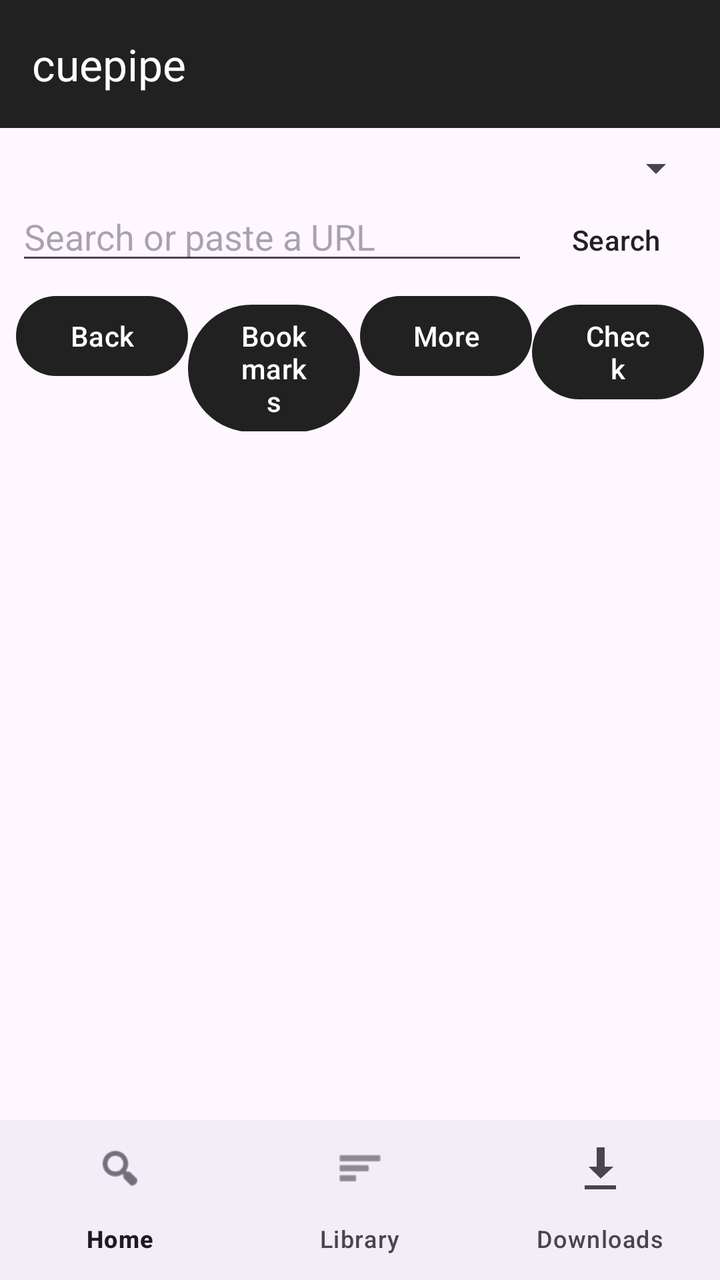
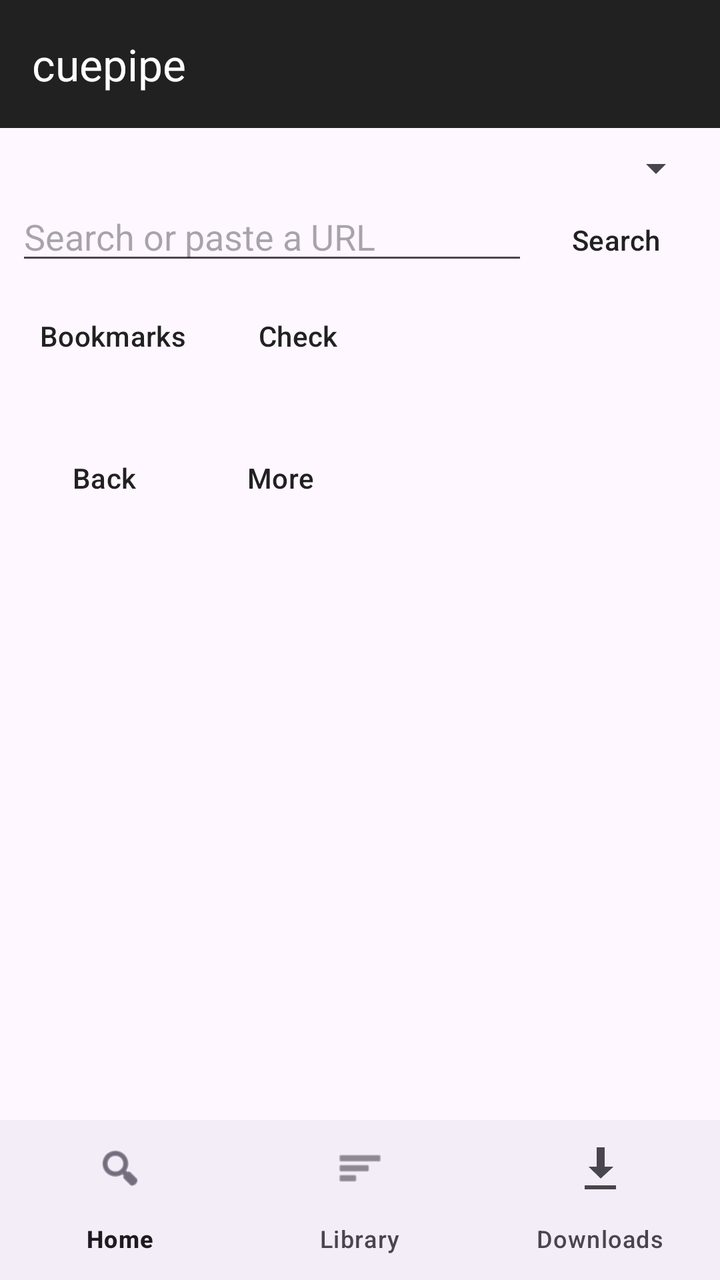

Compare the two renders of this Android layout. The source of the first and the diff that turns it into the second are given below.
<!-- AndroidManifest.xml: application theme Theme.Cuepipe -->
<!-- res/layout/activity_main.xml -->
<?xml version="1.0" encoding="utf-8"?>
<LinearLayout xmlns:android="http://schemas.android.com/apk/res/android"
    xmlns:app="http://schemas.android.com/apk/res-auto"
    android:layout_width="match_parent"
    android:layout_height="match_parent"
    android:fitsSystemWindows="true"
    android:orientation="vertical">

    <com.google.android.material.appbar.MaterialToolbar
        android:id="@+id/toolbar"
        android:layout_width="match_parent"
        android:layout_height="wrap_content"
        android:background="?attr/colorPrimary"
        android:theme="@style/ThemeOverlay.Material3.Dark.ActionBar"
        app:title="@string/app_name"
        app:titleTextColor="@android:color/white" />

    <FrameLayout
        android:layout_width="match_parent"
        android:layout_height="0dp"
        android:layout_weight="1">

        <LinearLayout
            android:id="@+id/panel_library"
            android:layout_width="match_parent"
            android:layout_height="match_parent"
            android:orientation="vertical"
            android:padding="8dp"
            android:visibility="gone">

            <LinearLayout
                android:layout_width="match_parent"
                android:layout_height="wrap_content"
                android:orientation="horizontal">

                <Spinner
                    android:id="@+id/sort_by"
                    android:layout_width="0dp"
                    android:layout_height="wrap_content"
                    android:layout_weight="1" />

                <Spinner
                    android:id="@+id/filter_service"
                    android:layout_width="0dp"
                    android:layout_height="wrap_content"
                    android:layout_weight="1" />
            </LinearLayout>

            <LinearLayout
                android:layout_width="match_parent"
                android:layout_height="wrap_content"
                android:orientation="horizontal">

                <EditText
                    android:id="@+id/library_query"
                    android:layout_width="0dp"
                    android:layout_height="wrap_content"
                    android:layout_weight="1"
                    android:hint="@string/library_search_hint"
                    android:imeOptions="actionSearch"
                    android:importantForAutofill="no"
                    android:inputType="text|textNoSuggestions"
                    android:maxLines="1"
                    android:singleLine="true" />

                <Button
                    android:id="@+id/library_find"
                    android:layout_width="wrap_content"
                    android:layout_height="wrap_content"
                    android:text="@string/find" />
            </LinearLayout>

            <LinearLayout
                android:layout_width="match_parent"
                android:layout_height="wrap_content"
                android:orientation="horizontal">

                <CheckBox
                    android:id="@+id/fuzzy"
                    android:layout_width="wrap_content"
                    android:layout_height="wrap_content"
                    android:text="@string/fuzzy" />

                <CheckBox
                    android:id="@+id/concepts"
                    android:layout_width="wrap_content"
                    android:layout_height="wrap_content"
                    android:text="@string/concepts" />

                <CheckBox
                    android:id="@+id/meaning"
                    android:layout_width="wrap_content"
                    android:layout_height="wrap_content"
                    android:text="@string/meaning" />
            </LinearLayout>

            <TextView
                android:id="@+id/library_status"
                android:layout_width="match_parent"
                android:layout_height="wrap_content"
                android:paddingTop="4dp" />

            <ListView
                android:id="@+id/library"
                android:layout_width="match_parent"
                android:layout_height="0dp"
                android:layout_weight="1" />
        </LinearLayout>

        <LinearLayout
            android:id="@+id/panel_watch"
            android:layout_width="match_parent"
            android:layout_height="match_parent"
            android:orientation="vertical"
            android:padding="8dp"
            android:visibility="gone">

                <FrameLayout
                    android:layout_width="match_parent"
                    android:layout_height="200dp">

                    <androidx.media3.ui.PlayerView
                        android:id="@+id/player"
                        android:layout_width="match_parent"
                        android:layout_height="match_parent" />

                    <TextView
                        android:id="@+id/burn"
                        android:layout_width="match_parent"
                        android:layout_height="wrap_content"
                        android:layout_gravity="bottom"
                        android:background="#CC000000"
                        android:clickable="false"
                        android:focusable="false"
                        android:gravity="center"
                        android:padding="6dp"
                        android:textColor="#FFFFFF"
                        android:visibility="gone" />
                </FrameLayout>

                <TextView
                    android:id="@+id/title"
                    android:layout_width="match_parent"
                    android:layout_height="wrap_content"
                    android:ellipsize="end"
                    android:maxLines="2"
                    android:paddingTop="4dp"
                    android:textAppearance="?android:attr/textAppearanceMedium" />

                <Button
                    android:id="@+id/channel"
                    style="?attr/borderlessButtonStyle"
                    android:layout_width="match_parent"
                    android:layout_height="wrap_content"
                    android:ellipsize="end"
                    android:maxLines="1"
                    android:text="@string/channel" />

                <LinearLayout
                    android:layout_width="match_parent"
                    android:layout_height="wrap_content"
                    android:gravity="center"
                    android:orientation="horizontal">

                    <ImageButton
                        android:id="@+id/keep"
                        android:layout_width="48dp"
                        android:layout_height="48dp"
                        android:background="?attr/selectableItemBackgroundBorderless"
                        android:contentDescription="@string/keep"
                        android:src="@android:drawable/ic_menu_save" />

                    <ImageButton
                        android:id="@+id/burned"
                        android:layout_width="48dp"
                        android:layout_height="48dp"
                        android:background="?attr/selectableItemBackgroundBorderless"
                        android:contentDescription="@string/burned"
                        android:src="@android:drawable/ic_menu_camera" />

                    <ImageButton
                        android:id="@+id/recognize"
                        android:layout_width="48dp"
                        android:layout_height="48dp"
                        android:background="?attr/selectableItemBackgroundBorderless"
                        android:contentDescription="@string/recognize"
                        android:src="@android:drawable/ic_btn_speak_now" />

                    <CheckBox
                        android:id="@+id/on_screen"
                        android:layout_width="48dp"
                        android:layout_height="48dp"
                        android:background="?attr/selectableItemBackgroundBorderless"
                        android:button="@android:drawable/ic_menu_view"
                        android:contentDescription="@string/on_screen" />
                </LinearLayout>

                <LinearLayout
                    android:layout_width="match_parent"
                    android:layout_height="wrap_content"
                    android:orientation="horizontal">

                    <Button
                        android:id="@+id/show_transcript"
                        style="?attr/borderlessButtonStyle"
                        android:layout_width="wrap_content"
                        android:layout_height="wrap_content"
                        android:text="@string/transcript" />

                    <Button
                        android:id="@+id/show_related"
                        style="?attr/borderlessButtonStyle"
                        android:layout_width="wrap_content"
                        android:layout_height="wrap_content"
                        android:text="@string/related" />

                    <Button
                        android:id="@+id/details"
                        style="?attr/borderlessButtonStyle"
                        android:layout_width="wrap_content"
                        android:layout_height="wrap_content"
                        android:text="@string/details" />
                </LinearLayout>

                <LinearLayout
                    android:id="@+id/details_block"
                    android:layout_width="match_parent"
                    android:layout_height="wrap_content"
                    android:orientation="vertical"
                    android:visibility="gone">

                <TextView
                    android:id="@+id/description"
                    android:layout_width="match_parent"
                    android:layout_height="wrap_content"
                    android:maxLines="6"
                    android:paddingTop="4dp"
                    android:textAppearance="?attr/textAppearanceBodySmall" />

                <LinearLayout
                    android:layout_width="match_parent"
                    android:layout_height="wrap_content"
                    android:orientation="horizontal">

                    <Spinner
                        android:id="@+id/track0"
                        android:layout_width="0dp"
                        android:layout_height="wrap_content"
                        android:layout_weight="1" />

                    <Spinner
                        android:id="@+id/track1"
                        android:layout_width="0dp"
                        android:layout_height="wrap_content"
                        android:layout_weight="1" />
                </LinearLayout>

                <LinearLayout
                    android:layout_width="match_parent"
                    android:layout_height="wrap_content"
                    android:orientation="horizontal">

                    <Spinner
                        android:id="@+id/track2"
                        android:layout_width="0dp"
                        android:layout_height="wrap_content"
                        android:layout_weight="1" />

                    <Spinner
                        android:id="@+id/track3"
                        android:layout_width="0dp"
                        android:layout_height="wrap_content"
                        android:layout_weight="1" />
                </LinearLayout>

                <LinearLayout
                    android:id="@+id/line_search"
                    android:layout_width="match_parent"
                    android:layout_height="wrap_content"
                    android:orientation="horizontal">

                    <EditText
                        android:id="@+id/query"
                        android:layout_width="0dp"
                        android:layout_height="wrap_content"
                        android:layout_weight="1"
                        android:hint="@string/search_hint"
                        android:imeOptions="actionSearch"
                        android:importantForAutofill="no"
                        android:inputType="text|textNoSuggestions"
                        android:maxLines="1"
                        android:singleLine="true" />

                    <ImageButton
                        android:id="@+id/clear_query"
                        android:layout_width="48dp"
                        android:layout_height="48dp"
                        android:background="?attr/selectableItemBackgroundBorderless"
                        android:contentDescription="@string/clear"
                        android:src="@android:drawable/ic_menu_close_clear_cancel" />

                    <Button
                        android:id="@+id/find"
                        android:layout_width="wrap_content"
                        android:layout_height="wrap_content"
                        android:text="@string/find" />
                </LinearLayout>
                </LinearLayout>

                <ListView
                    android:id="@+id/lines"
                    android:layout_width="match_parent"
                    android:layout_height="0dp"
                    android:layout_weight="1"
                    android:choiceMode="singleChoice" />
        </LinearLayout>

        <LinearLayout
            android:id="@+id/panel_explore"
            android:layout_width="match_parent"
            android:layout_height="match_parent"
            android:orientation="vertical"
            android:padding="8dp">

            <Spinner
                android:id="@+id/explore_service"
                android:layout_width="match_parent"
                android:layout_height="wrap_content" />

            <LinearLayout
                android:layout_width="match_parent"
                android:layout_height="wrap_content"
                android:orientation="horizontal">

                <EditText
                    android:id="@+id/explore_query"
                    android:layout_width="0dp"
                    android:layout_height="wrap_content"
                    android:layout_weight="1"
                    android:hint="@string/explore_hint"
                    android:imeOptions="actionSearch"
                    android:importantForAutofill="no"
                    android:inputType="text|textNoSuggestions"
                    android:maxLines="1"
                    android:singleLine="true" />

                <Button
                    android:id="@+id/explore_search"
                    style="?attr/borderlessButtonStyle"
                    android:layout_width="wrap_content"
                    android:layout_height="wrap_content"
                    android:text="@string/search" />
            </LinearLayout>

            <LinearLayout
                android:layout_width="match_parent"
                android:layout_height="wrap_content"
                android:orientation="horizontal">

                <Button
                    android:id="@+id/explore_back"
                    android:layout_width="0dp"
                    android:layout_height="wrap_content"
                    android:layout_weight="1"
                    android:text="@string/back" />

                <Button
                    android:id="@+id/explore_marks"
                    android:layout_width="0dp"
                    android:layout_height="wrap_content"
                    android:layout_weight="1"
                    android:text="@string/bookmarks" />

                <Button
                    android:id="@+id/explore_more"
                    android:layout_width="0dp"
                    android:layout_height="wrap_content"
                    android:layout_weight="1"
                    android:text="@string/more" />

                <Button
                    android:id="@+id/explore_check"
                    android:layout_width="0dp"
                    android:layout_height="wrap_content"
                    android:layout_weight="1"
                    android:text="@string/check" />
            </LinearLayout>

            <TextView
                android:id="@+id/explore_status"
                android:layout_width="match_parent"
                android:layout_height="wrap_content"
                android:paddingTop="4dp" />

            <ListView
                android:id="@+id/explore"
                android:layout_width="match_parent"
                android:layout_height="0dp"
                android:layout_weight="1" />
        </LinearLayout>

        <LinearLayout
            android:id="@+id/panel_downloads"
            android:layout_width="match_parent"
            android:layout_height="match_parent"
            android:orientation="vertical"
            android:padding="8dp"
            android:visibility="gone">

            <TextView
                android:id="@+id/downloads_status"
                android:layout_width="match_parent"
                android:layout_height="wrap_content" />

            <ListView
                android:id="@+id/downloads"
                android:layout_width="match_parent"
                android:layout_height="0dp"
                android:layout_weight="1" />
        </LinearLayout>
    </FrameLayout>

    <com.google.android.material.bottomnavigation.BottomNavigationView
        android:id="@+id/bottom"
        android:layout_width="match_parent"
        android:layout_height="wrap_content"
        app:menu="@menu/bottom" />
</LinearLayout>
<!-- resources referenced by this layout -->
<resources>
  <string name="app_name">cuepipe</string>
  <string name="back">Back</string>
  <string name="bookmarks">Bookmarks</string>
  <string name="burned">Burned-in</string>
  <string name="channel">Channel</string>
  <string name="check">Check</string>
  <string name="clear">Clear</string>
  <string name="concepts">Concepts</string>
  <string name="details">Details</string>
  <string name="explore_hint">Search or paste a URL</string>
  <string name="find">Find</string>
  <string name="fuzzy">Fuzzy</string>
  <string name="keep">Keep</string>
  <string name="library_search_hint">Search the library</string>
  <string name="meaning">Meaning</string>
  <string name="more">More</string>
  <string name="on_screen">On screen</string>
  <string name="recognize">Recognize</string>
  <string name="related">Related</string>
  <string name="search">Search</string>
  <string name="search_hint">Search this transcript</string>
  <string name="transcript">Transcript</string>
  <style name="Theme.Cuepipe" parent="Theme.Material3.DayNight.NoActionBar">
          <item name="colorPrimary">@color/primary</item>
          <item name="colorSecondary">@color/accent</item>
          <item name="android:statusBarColor">@color/primary</item>
          <item name="android:navigationBarColor">@android:color/white</item>
      </style>
  <color name="primary">#212121</color>
  <color name="accent">#e53935</color>
</resources>

<!-- the commit's change to res/layout/activity_main.xml (unified diff, before → after) -->
@@ -147,6 +147,14 @@
                     android:paddingTop="4dp"
                     android:textAppearance="?android:attr/textAppearanceMedium" />
 
+                <TextView
+                    android:id="@+id/status"
+                    android:layout_width="match_parent"
+                    android:layout_height="wrap_content"
+                    android:ellipsize="end"
+                    android:maxLines="2"
+                    android:textAppearance="?android:attr/textAppearanceSmall" />
+
                 <Button
                     android:id="@+id/channel"
                     style="?attr/borderlessButtonStyle"
@@ -159,40 +167,51 @@
                 <LinearLayout
                     android:layout_width="match_parent"
                     android:layout_height="wrap_content"
-                    android:gravity="center"
                     android:orientation="horizontal">
 
-                    <ImageButton
+                    <Button
                         android:id="@+id/keep"
-                        android:layout_width="48dp"
-                        android:layout_height="48dp"
-                        android:background="?attr/selectableItemBackgroundBorderless"
-                        android:contentDescription="@string/keep"
-                        android:src="@android:drawable/ic_menu_save" />
-
-                    <ImageButton
+                        style="?attr/borderlessButtonStyle"
+                        android:layout_width="0dp"
+                        android:layout_height="wrap_content"
+                        android:layout_weight="1"
+                        android:text="@string/keep"
+                        android:textSize="12sp" />
+
+                    <Button
                         android:id="@+id/burned"
-                        android:layout_width="48dp"
-                        android:layout_height="48dp"
-                        android:background="?attr/selectableItemBackgroundBorderless"
-                        android:contentDescription="@string/burned"
-                        android:src="@android:drawable/ic_menu_camera" />
-
-                    <ImageButton
+                        style="?attr/borderlessButtonStyle"
+                        android:layout_width="0dp"
+                        android:layout_height="wrap_content"
+                        android:layout_weight="1"
+                        android:text="@string/burned"
+                        android:textSize="12sp" />
+
+                    <Button
                         android:id="@+id/recognize"
-                        android:layout_width="48dp"
-                        android:layout_height="48dp"
-                        android:background="?attr/selectableItemBackgroundBorderless"
-                        android:contentDescription="@string/recognize"
-                        android:src="@android:drawable/ic_btn_speak_now" />
+                        style="?attr/borderlessButtonStyle"
+                        android:layout_width="0dp"
+                        android:layout_height="wrap_content"
+                        android:layout_weight="1"
+                        android:text="@string/recognize"
+                        android:textSize="12sp" />
 
                     <CheckBox
                         android:id="@+id/on_screen"
-                        android:layout_width="48dp"
-                        android:layout_height="48dp"
-                        android:background="?attr/selectableItemBackgroundBorderless"
-                        android:button="@android:drawable/ic_menu_view"
-                        android:contentDescription="@string/on_screen" />
+                        android:layout_width="0dp"
+                        android:layout_height="wrap_content"
+                        android:layout_weight="1"
+                        android:text="@string/on_screen"
+                        android:textSize="12sp" />
+
+                    <Button
+                        android:id="@+id/translate"
+                        style="?attr/borderlessButtonStyle"
+                        android:layout_width="0dp"
+                        android:layout_height="wrap_content"
+                        android:layout_weight="1"
+                        android:text="@string/translate"
+                        android:textSize="12sp" />
                 </LinearLayout>
 
                 <LinearLayout
@@ -358,31 +377,17 @@
                 android:orientation="horizontal">
 
                 <Button
-                    android:id="@+id/explore_back"
-                    android:layout_width="0dp"
-                    android:layout_height="wrap_content"
-                    android:layout_weight="1"
-                    android:text="@string/back" />
-
-                <Button
                     android:id="@+id/explore_marks"
-                    android:layout_width="0dp"
-                    android:layout_height="wrap_content"
-                    android:layout_weight="1"
+                    style="?attr/borderlessButtonStyle"
+                    android:layout_width="wrap_content"
+                    android:layout_height="wrap_content"
                     android:text="@string/bookmarks" />
 
                 <Button
-                    android:id="@+id/explore_more"
-                    android:layout_width="0dp"
-                    android:layout_height="wrap_content"
-                    android:layout_weight="1"
-                    android:text="@string/more" />
-
-                <Button
                     android:id="@+id/explore_check"
-                    android:layout_width="0dp"
-                    android:layout_height="wrap_content"
-                    android:layout_weight="1"
+                    style="?attr/borderlessButtonStyle"
+                    android:layout_width="wrap_content"
+                    android:layout_height="wrap_content"
                     android:text="@string/check" />
             </LinearLayout>
 
@@ -391,6 +396,26 @@
                 android:layout_width="match_parent"
                 android:layout_height="wrap_content"
                 android:paddingTop="4dp" />
+
+            <LinearLayout
+                android:layout_width="match_parent"
+                android:layout_height="wrap_content"
+                android:orientation="horizontal">
+
+                <Button
+                    android:id="@+id/explore_back"
+                    style="?attr/borderlessButtonStyle"
+                    android:layout_width="wrap_content"
+                    android:layout_height="wrap_content"
+                    android:text="@string/back" />
+
+                <Button
+                    android:id="@+id/explore_more"
+                    style="?attr/borderlessButtonStyle"
+                    android:layout_width="wrap_content"
+                    android:layout_height="wrap_content"
+                    android:text="@string/more" />
+            </LinearLayout>
 
             <ListView
                 android:id="@+id/explore"
<!-- resource entries referenced after the edit -->
@@ -22,6 +22,7 @@
   <string name="search">Search</string>
   <string name="search_hint">Search this transcript</string>
   <string name="transcript">Transcript</string>
+  <string name="translate">Translate</string>
   <style name="Theme.Cuepipe" parent="Theme.Material3.DayNight.NoActionBar">
           <item name="colorPrimary">@color/primary</item>
           <item name="colorSecondary">@color/accent</item>
